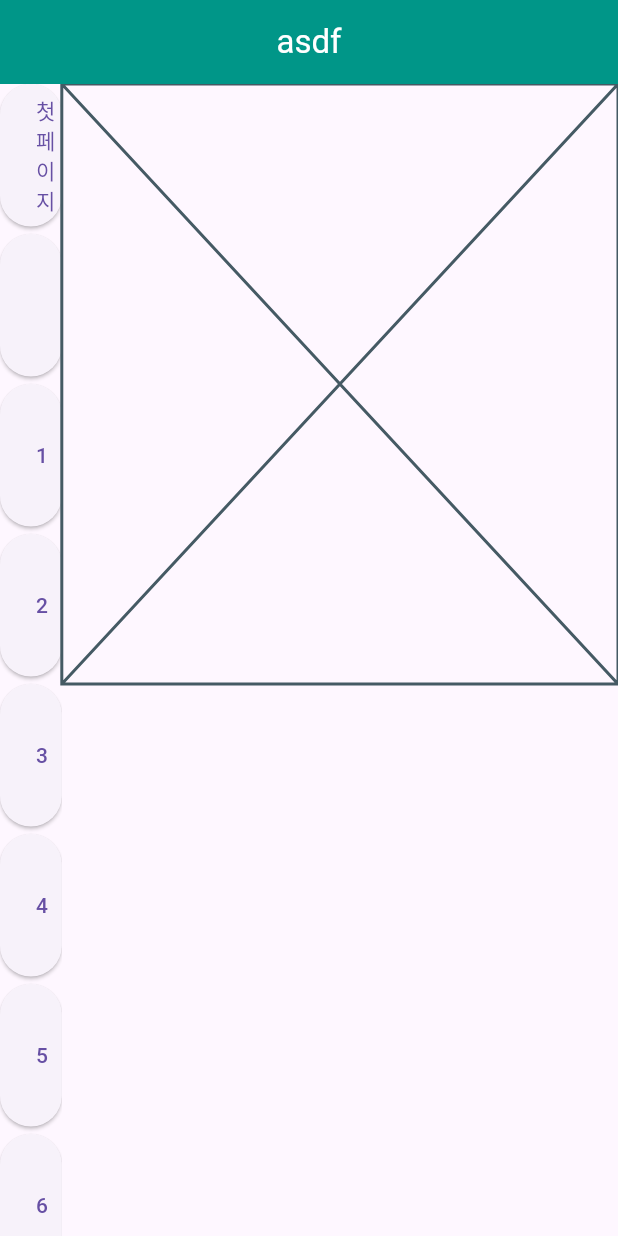
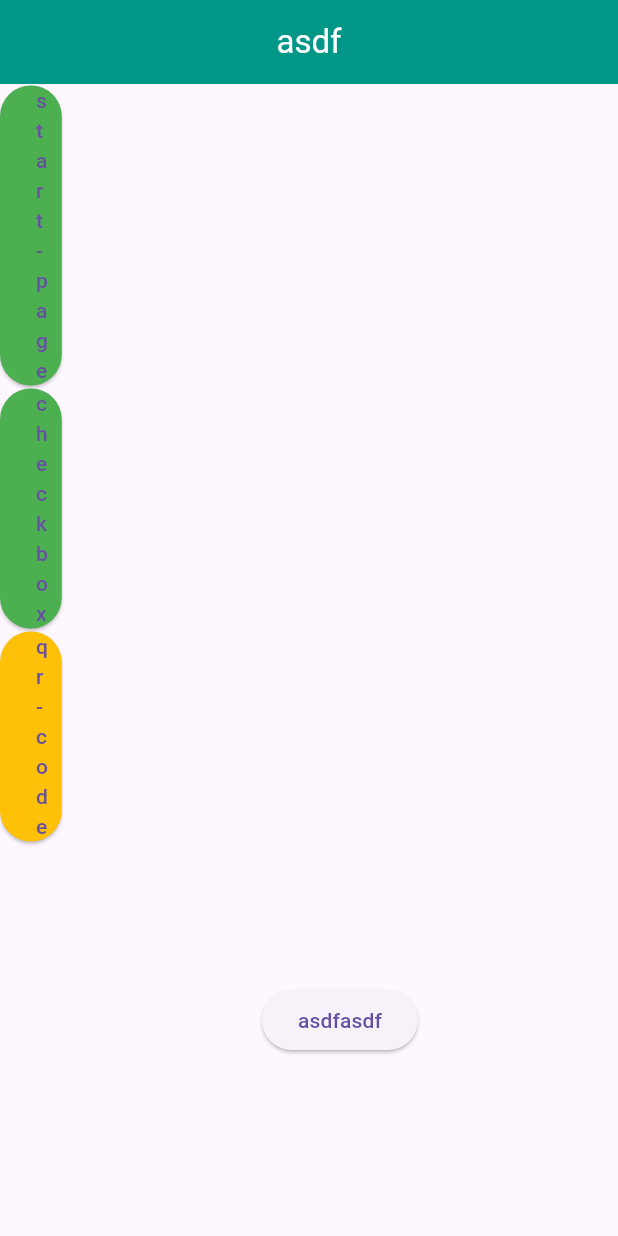
Before and after one commit to dabuzida/research_flutter, a Flutter app: the screen it shows after launch, on a phone screen of 412 x 824 dp. Run offline on Flutter 3.47's test engine with Material 3 defaults, Android fonts, the phone set to English and light mode, and no system bars; our stand-ins replace qr_flutter.

Commit message:
qr code, ui

```diff
--- /dev/null
+++ b/lib/list.dart
@@ -0,0 +1,23 @@
+import 'package:flutter/material.dart';
+import 'package:research_flutter/my_checkbox.dart';
+import 'package:research_flutter/my_qr_code.dart';
+import 'package:research_flutter/start_page.dart';
+
+enum Targets {
+  aa1('start-page', StartPage()),
+  aaa('checkbox', MyCheckbox()),
+  bbb2('qr-code', MyQrCode()),
+  // bbb23('2', MyCheckbox()),
+  // bb2b3('3', MyCheckbox()),
+  // bb4b3('4', MyCheckbox()),
+  // bb44b3('5', MyCheckbox()),
+  // bb4b33('6', MyCheckbox()),
+  // bb524b3('7', MyCheckbox()),
+  // bbb53('8', MyCheckbox()),
+  ;
+
+  const Targets(this.title, this.widget);
+
+  final String title;
+  final Widget widget;
+}
--- a/lib/main.dart
+++ b/lib/main.dart
@@ -1,6 +1,5 @@
 import 'package:flutter/material.dart';
-
-import 'my_checkbox.dart';
+import 'package:research_flutter/list.dart';
 
 void main() {
   runApp(const MyApp());
@@ -35,10 +34,10 @@ class MyApp2 extends StatefulWidget {
 }
 
 class _MyApp2State extends State<MyApp2> {
-  final ScrollController _scrollController = ScrollController();
-  final ScrollController _scrollController2 = ScrollController();
+  final ScrollController _scrollControllerLeftList = ScrollController();
+  final ScrollController _scrollControllerRightContent = ScrollController();
 
-  Widget _currentTarget = Targets.values.first.widget;
+  Targets _currentTarget = Targets.values.last;
 
   @override
   Widget build(BuildContext context) {
@@ -47,16 +46,21 @@ class _MyApp2State extends State<MyApp2> {
         Expanded(
           flex: 10,
           child: ListView.builder(
-            controller: _scrollController,
+            controller: _scrollControllerLeftList,
             itemCount: Targets.values.length,
             itemBuilder: (BuildContext context, int index) {
               return Container(
-                padding: const EdgeInsets.only(bottom: 5.0),
-                height: 100,
+                padding: const EdgeInsets.symmetric(vertical: 1.0),
+                // height: 100,
                 child: ElevatedButton(
+                  style: ButtonStyle(
+                    backgroundColor: MaterialStatePropertyAll(
+                      _currentTarget == Targets.values[index] ? Colors.amber : Colors.green,
+                    ),
+                  ),
                   child: Text(Targets.values[index].title),
                   onPressed: () {
-                    _currentTarget = Targets.values[index].widget;
+                    _currentTarget = Targets.values[index];
                     setState(() {});
                   },
                 ),
@@ -70,9 +74,9 @@ class _MyApp2State extends State<MyApp2> {
             children: <Widget>[
               Expanded(
                 child: ListView(
-                  controller: _scrollController2,
+                  controller: _scrollControllerRightContent,
                   children: <Widget>[
-                    _currentTarget,
+                    _currentTarget.widget,
                   ],
                 ),
               ),
@@ -83,22 +87,3 @@ class _MyApp2State extends State<MyApp2> {
     );
   }
 }
-
-enum Targets {
-  aa1('첫 페이지', Placeholder()),
-  aaa('checkbox', MyCheckbox()),
-  bbb2('1', MyCheckbox()),
-  bbb23('2', MyCheckbox()),
-  bb2b3('3', MyCheckbox()),
-  bb4b3('4', MyCheckbox()),
-  bb44b3('5', MyCheckbox()),
-  bb4b33('6', MyCheckbox()),
-  bb524b3('7', MyCheckbox()),
-  bbb53('8', MyCheckbox()),
-  ;
-
-  const Targets(this.title, this.widget);
-
-  final String title;
-  final Widget widget;
-}
--- /dev/null
+++ b/lib/my_qr_code.dart
@@ -0,0 +1,42 @@
+import 'package:flutter/material.dart';
+import 'package:qr_flutter/qr_flutter.dart';
+
+class MyQrCode extends StatefulWidget {
+  const MyQrCode({super.key});
+
+  @override
+  State<MyQrCode> createState() => _MyQrCodeState();
+}
+
+class _MyQrCodeState extends State<MyQrCode> {
+  bool _switch = false;
+  @override
+  Widget build(BuildContext context) {
+    return Column(
+      children: <Widget>[
+        SizedBox(height: 100),
+        CustomPaint(
+          size: const Size(200, 200),
+          painter: QrPainter(
+            data: '123456789',
+            version: QrVersions.auto,
+          ),
+        ),
+        SizedBox(height: 100),
+        CustomPaint(
+          size: const Size(200, 200),
+          painter: QrPainter(
+            data: 'asdfzxcvfghj',
+            version: QrVersions.auto,
+          ),
+        ),
+        ElevatedButton(
+          onPressed: () {
+            _switch = !_switch;
+          },
+          child: Text('asdfasdf'),
+        ),
+      ],
+    );
+  }
+}
--- /dev/null
+++ b/lib/start_page.dart
@@ -0,0 +1,17 @@
+import 'package:flutter/material.dart';
+
+class StartPage extends StatefulWidget {
+  const StartPage({super.key});
+
+  @override
+  State<StartPage> createState() => _StartPageState();
+}
+
+class _StartPageState extends State<StartPage> {
+  @override
+  Widget build(BuildContext context) {
+    return Center(
+      child: Image.asset('rabbit.jfif'),
+    );
+  }
+}
```
Also changed, not shown: pubspec.yaml (+7 -67 lines), pubspec.lock, 1 other file.
